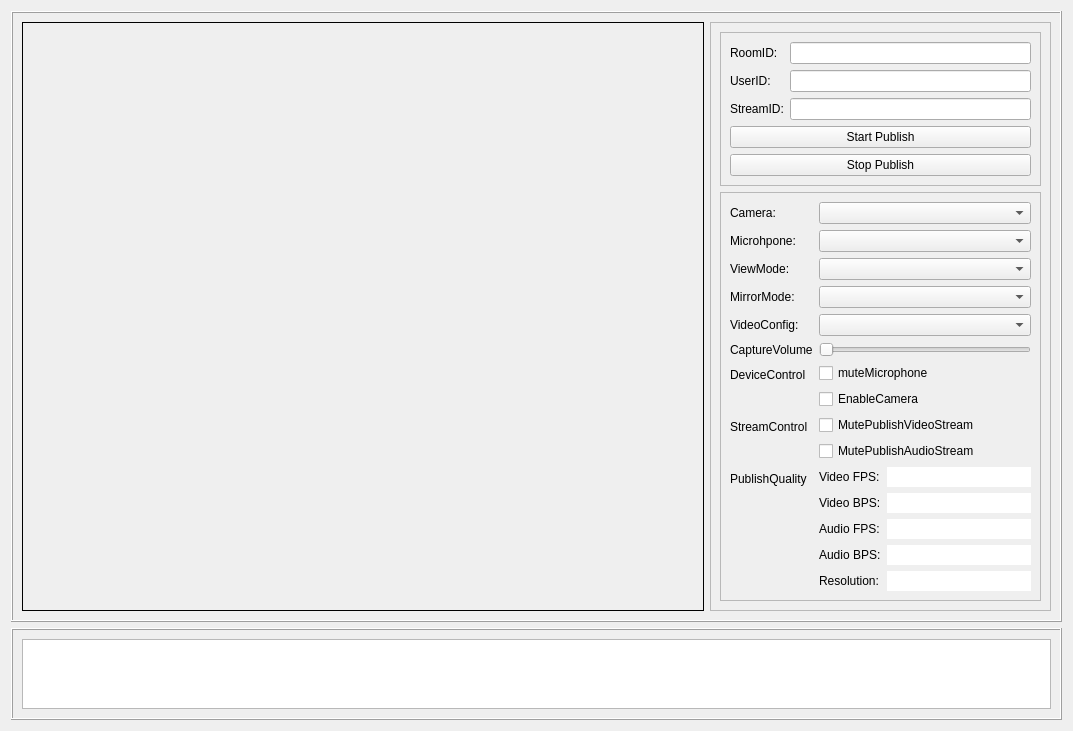
Before: the Qt Designer form ZegoExpressTopicsProject/src/Publish/ZegoPublishDemo.ui in zegoim/zego-express-example-topics-cpp, drawn with Qt 5.
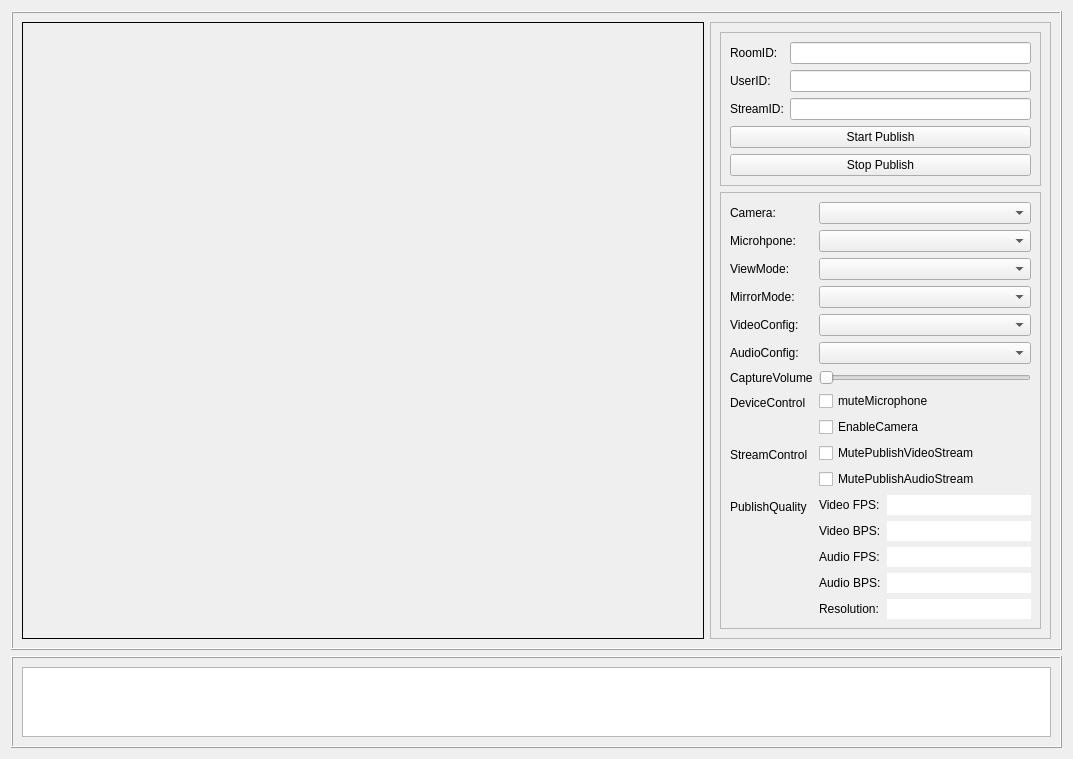
After: the same form once the commit is applied.

```diff
--- a/ZegoExpressTopicsProject/src/Publish/ZegoPublishDemo.ui
+++ b/ZegoExpressTopicsProject/src/Publish/ZegoPublishDemo.ui
@@ -267,14 +267,14 @@
               </property>
              </widget>
             </item>
-            <item row="5" column="0">
+            <item row="6" column="0">
              <widget class="QLabel" name="label_12">
               <property name="text">
                <string>CaptureVolume</string>
               </property>
              </widget>
             </item>
-            <item row="5" column="1">
+            <item row="6" column="1">
              <widget class="QSlider" name="slider_captureVolume">
               <property name="sizePolicy">
                <sizepolicy hsizetype="Preferred" vsizetype="Preferred">
@@ -290,14 +290,14 @@
               </property>
              </widget>
             </item>
-            <item row="6" column="0">
+            <item row="7" column="0">
              <widget class="QLabel" name="label_14">
               <property name="text">
                <string>DeviceControl</string>
               </property>
              </widget>
             </item>
-            <item row="6" column="1">
+            <item row="7" column="1">
              <layout class="QVBoxLayout" name="verticalLayout_4">
               <item>
                <widget class="QCheckBox" name="checkBox_muteMicrophone">
@@ -315,14 +315,14 @@
               </item>
              </layout>
             </item>
-            <item row="7" column="0">
+            <item row="8" column="0">
              <widget class="QLabel" name="label_10">
               <property name="text">
                <string>StreamControl</string>
               </property>
              </widget>
             </item>
-            <item row="7" column="1">
+            <item row="8" column="1">
              <layout class="QVBoxLayout" name="verticalLayout_5">
               <item>
                <widget class="QCheckBox" name="checkBox_mutePublishStreamVideo">
@@ -340,14 +340,14 @@
               </item>
              </layout>
             </item>
-            <item row="8" column="0">
+            <item row="9" column="0">
              <widget class="QLabel" name="label_13">
               <property name="text">
                <string>PublishQuality</string>
               </property>
              </widget>
             </item>
-            <item row="8" column="1">
+            <item row="9" column="1">
              <layout class="QFormLayout" name="formLayout_2">
               <item row="0" column="0">
                <widget class="QLabel" name="label_8">
@@ -439,6 +439,32 @@
               </item>
              </layout>
             </item>
+            <item row="5" column="0">
+             <widget class="QLabel" name="label_15">
+              <property name="text">
+               <string>AudioConfig:</string>
+              </property>
+             </widget>
+            </item>
+            <item row="5" column="1">
+             <widget class="QComboBox" name="comboBox_audioConfig">
+              <property name="enabled">
+               <bool>true</bool>
+              </property>
+              <property name="sizePolicy">
+               <sizepolicy hsizetype="Preferred" vsizetype="Preferred">
+                <horstretch>0</horstretch>
+                <verstretch>0</verstretch>
+               </sizepolicy>
+              </property>
+              <property name="maximumSize">
+               <size>
+                <width>16777215</width>
+                <height>16777215</height>
+               </size>
+              </property>
+             </widget>
+            </item>
            </layout>
           </widget>
          </item>
```
